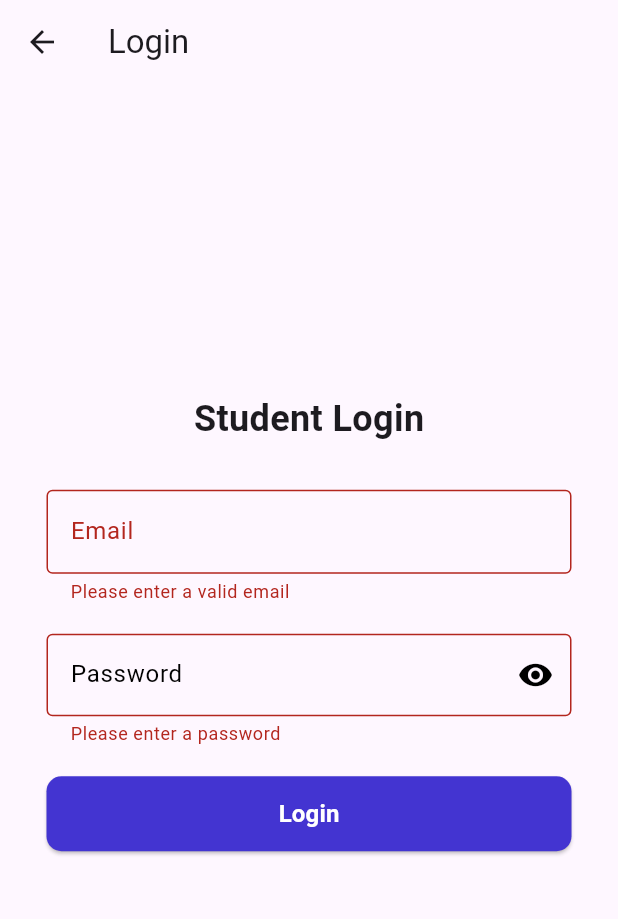
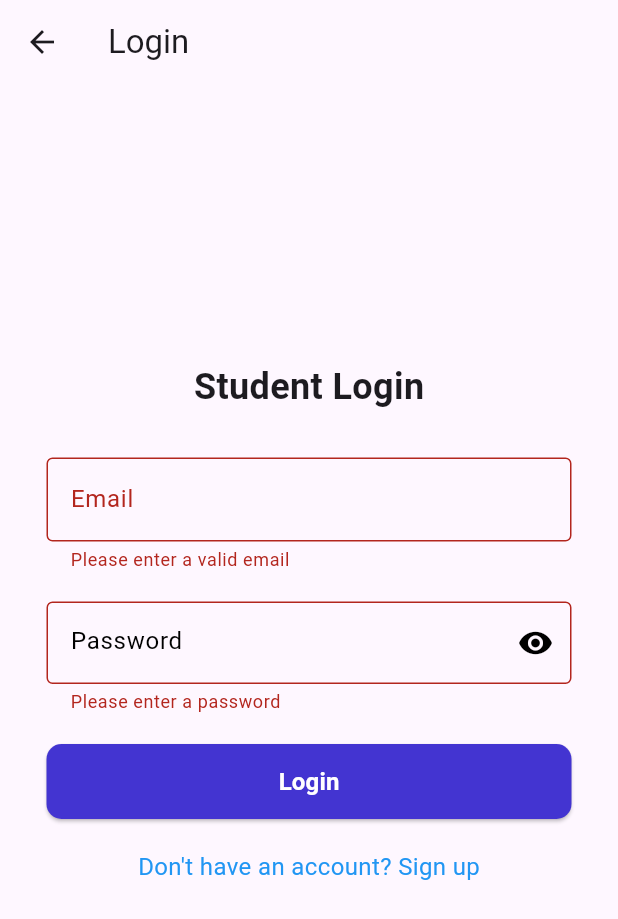
Before and after one commit to kyuremmmmz/FaceRecog, a Flutter app: the LoginScreen screen opened by its route, after a tap on "Login", on a phone screen of 412 x 824 dp. Shown: the top 919 px of the screen. Run offline on Flutter 3.47's test engine with Material 3 defaults, Android fonts, the phone set to English and light mode, and no system bars.

Commit message:
added some shits

```diff
--- a/Frontend/facerecogapp/lib/views/Auth/Login.dart
+++ b/Frontend/facerecogapp/lib/views/Auth/Login.dart
@@ -81,17 +81,31 @@ class _LoginScreenState extends State<LoginScreen> {
                       style: TextStyle(
                         fontSize: 16,
                         color: Colors.white,
-                        fontWeight: FontWeight.bold
+                        fontWeight: FontWeight.w600
                       ),
                     ),
                     callback: (){
                         if (_form.currentState!.validate()) {
-                          debugPrint('bisaya');
+                          debugPrint('test');
                         }
                       }
                     )
                 ],
               ),
+            ),
+            const SizedBox(
+              height: 20,
+            ),
+            GestureDetector(
+              child: const Text("Don't have an account? Sign up",
+              style: TextStyle(
+                color: Colors.blue,
+                fontSize: 16
+              ),
+              ),
+              onTap: (){
+                Navigator.pushNamed(context, '/signup');
+              },
             ),
             const SizedBox(
               height: 50,
```
